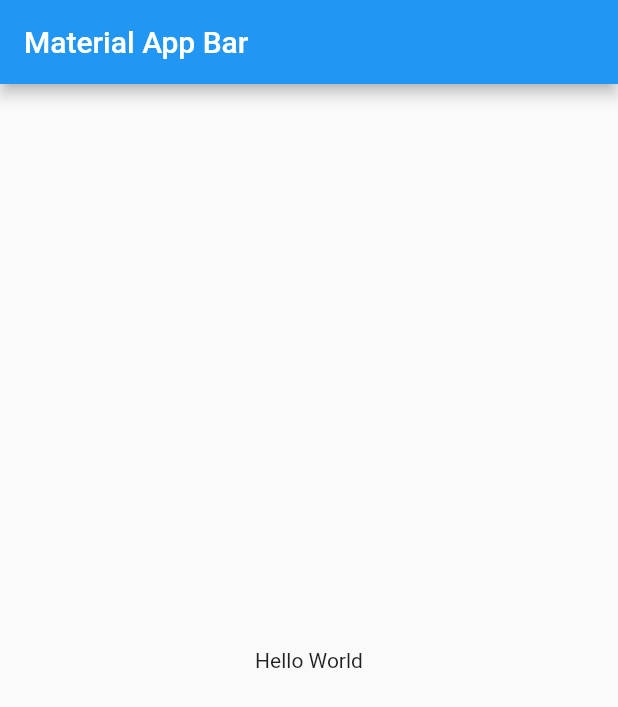
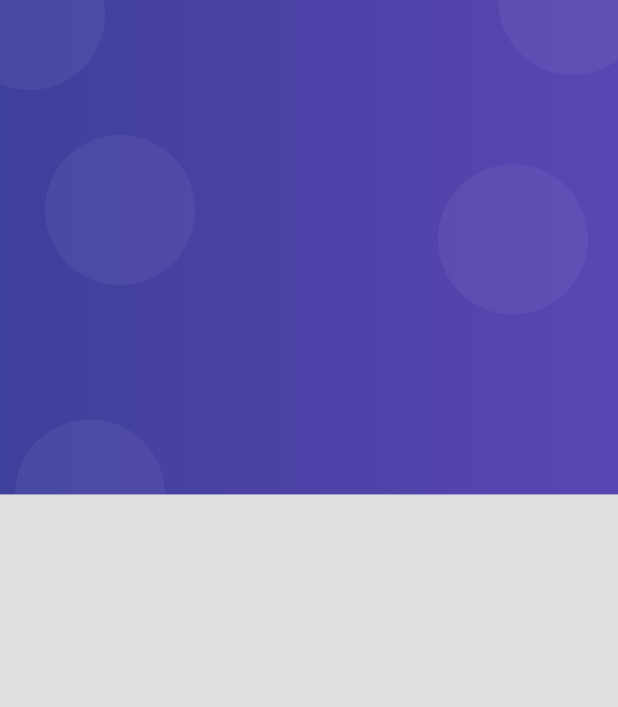
Before and after one commit to mcubico/flutter-tutorial, a Flutter app: the screen it shows after launch, on a phone screen of 412 x 824 dp. Shown: the top 707 px of the screen. Run offline on Flutter 3.47's test engine with Material 2 defaults, Android fonts, the phone set to English and light mode, and no system bars.

Commit message:
Agrego el background superior del login

```diff
--- /dev/null
+++ b/formularios/lib/app/ui/views/home_screen.dart
@@ -0,0 +1,18 @@
+import 'package:flutter/material.dart';
+
+class HomeView extends StatelessWidget {
+  const HomeView({Key? key}) : super(key: key);
+
+  @override
+  Widget build(BuildContext context) {
+    return Scaffold(
+      appBar: AppBar(
+        title: const Text('HomeView'),
+        centerTitle: true,
+      ),
+      body: const Center(
+        child: Text('HomeView'),
+      ),
+    );
+  }
+}
--- /dev/null
+++ b/formularios/lib/app/ui/views/login_screen.dart
@@ -0,0 +1,13 @@
+import 'package:flutter/material.dart';
+import 'package:formularios/app/ui/widgets/widgets.dart';
+
+class LoginView extends StatelessWidget {
+  const LoginView({Key? key}) : super(key: key);
+
+  @override
+  Widget build(BuildContext context) {
+    return const Scaffold(
+      body: AuthBackgroundWidget(),
+    );
+  }
+}
--- /dev/null
+++ b/formularios/lib/app/ui/views/views.dart
@@ -0,0 +1,2 @@
+export 'package:formularios/app/ui/views/home_screen.dart';
+export 'package:formularios/app/ui/views/login_screen.dart';
--- /dev/null
+++ b/formularios/lib/app/ui/widgets/auth_background_widget.dart
@@ -0,0 +1,63 @@
+import 'package:flutter/material.dart';
+
+class AuthBackgroundWidget extends StatelessWidget {
+  const AuthBackgroundWidget({super.key});
+
+  @override
+  Widget build(BuildContext context) {
+    return SizedBox(
+      width: double.infinity,
+      height: double.infinity,
+      child: Stack(
+        children: const [_PurpleBox()],
+      ),
+    );
+  }
+}
+
+class _PurpleBox extends StatelessWidget {
+  const _PurpleBox({super.key});
+
+  @override
+  Widget build(BuildContext context) {
+    final size = MediaQuery.of(context).size;
+
+    return Container(
+      width: double.infinity,
+      height: size.height * 0.4,
+      decoration: _purpleBoxDecoration(),
+      child: Stack(
+        children: const [
+          Positioned(top: 90, left: 30, child: _Bubble()),
+          Positioned(top: -40, left: -30, child: _Bubble()),
+          Positioned(top: -50, right: -20, child: _Bubble()),
+          Positioned(bottom: -50, left: 10, child: _Bubble()),
+          Positioned(bottom: 120, right: 20, child: _Bubble()),
+        ],
+      ),
+    );
+  }
+
+  BoxDecoration _purpleBoxDecoration() => const BoxDecoration(
+        gradient: LinearGradient(colors: [
+          Color.fromRGBO(63, 63, 156, 1),
+          Color.fromRGBO(90, 70, 178, 1),
+        ]),
+      );
+}
+
+class _Bubble extends StatelessWidget {
+  const _Bubble({super.key});
+
+  @override
+  Widget build(BuildContext context) {
+    return Container(
+      width: 100,
+      height: 100,
+      decoration: BoxDecoration(
+        borderRadius: BorderRadius.circular(100),
+        color: const Color.fromRGBO(255, 255, 255, 0.05),
+      ),
+    );
+  }
+}
--- /dev/null
+++ b/formularios/lib/app/ui/widgets/widgets.dart
@@ -0,0 +1 @@
+export 'package:formularios/app/ui/widgets/auth_background_widget.dart';
--- a/formularios/lib/main.dart
+++ b/formularios/lib/main.dart
@@ -1,4 +1,5 @@
 import 'package:flutter/material.dart';
+import 'package:formularios/app/ui/views/views.dart';
 
 void main() => runApp(const MyApp());
 
@@ -9,15 +10,14 @@ class MyApp extends StatelessWidget {
   Widget build(BuildContext context) {
     return MaterialApp(
       debugShowCheckedModeBanner: false,
-      title: 'Material App',
-      home: Scaffold(
-        appBar: AppBar(
-          title: const Text('Material App Bar'),
-        ),
-        body: const Center(
-          child: Text('Hello World'),
-        ),
-      ),
+      title: 'Productos App',
+      initialRoute: 'login',
+      routes: {
+        'login': (context) => const LoginView(),
+        'home': (context) => const HomeView(),
+      },
+      theme: ThemeData.light()
+          .copyWith(scaffoldBackgroundColor: Colors.grey.shade300),
     );
   }
 }
```
